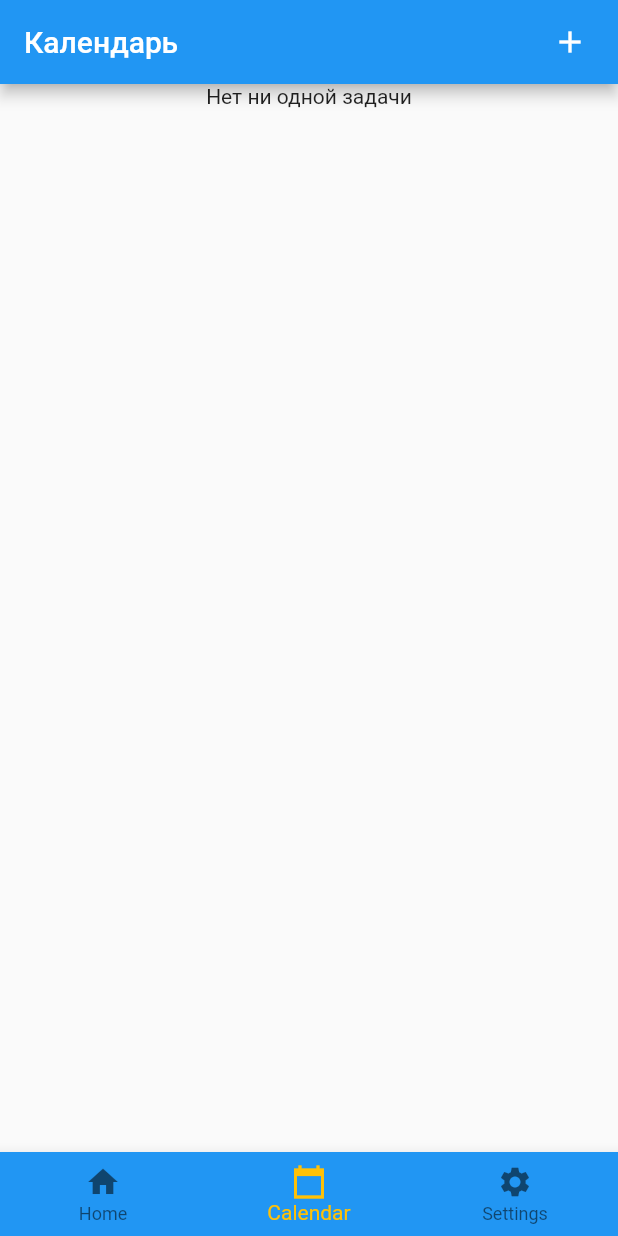
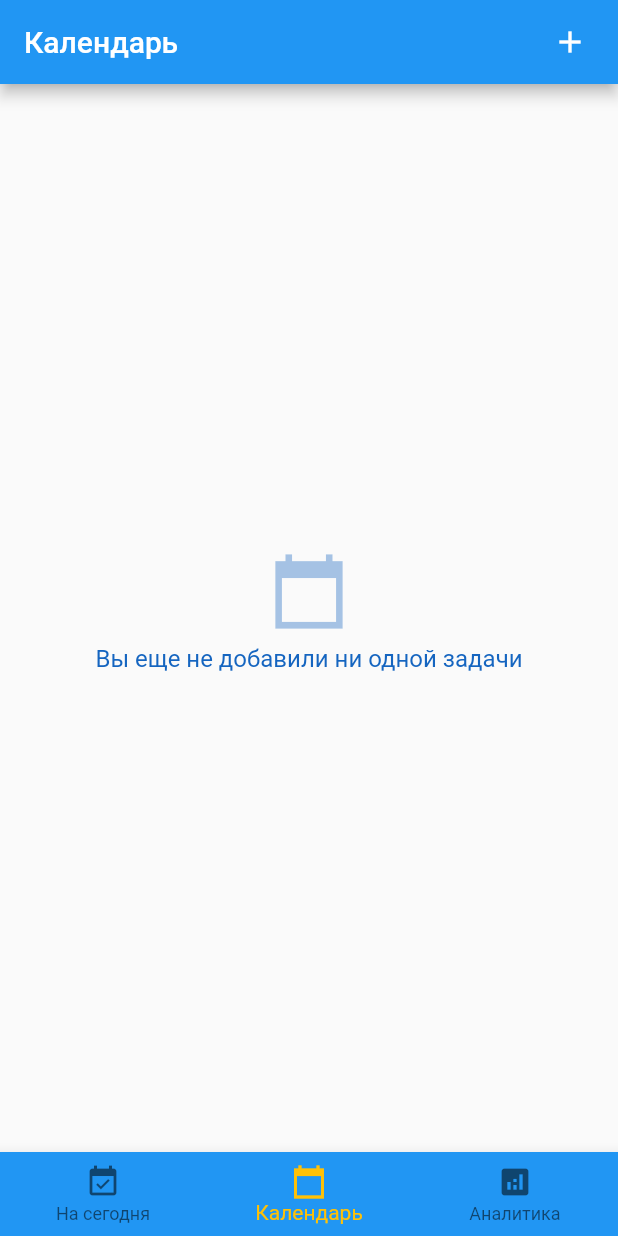
Before and after one commit to StreetHalo/to_do_list, a Flutter app: the screen it shows after launch, item 2 of the bottom bar chosen, on a phone screen of 412 x 824 dp. Run offline on Flutter 3.47's test engine with Material 2 defaults, Android fonts, the phone set to English and light mode, and no system bars; our stand-ins replace fl_chart, flutter_slidable, hive, hive_flutter, scrollable_positioned_list; missing offline and left inert: dart:ffi; accounts and stored records are empty.

Commit message:
Added analytic

```diff
--- a/lib/assets/colors.dart
+++ b/lib/assets/colors.dart
@@ -16,6 +16,12 @@ class UserColors{
 
   static const MaterialColor taskRemove = Colors.red;
 
+  static const MaterialColor taskRepeat = Colors.amber;
+
+  static const MaterialColor taskAnalyticsDone = Colors.green;
+
+  static const MaterialColor taskAnalyticRemove = Colors.amber;
+
   static const Map<String, Color> rangColors = {
       Strings.task_time_rang_h: highTaskMark,
       Strings.task_time_rang_m: middleTaskMark,
--- a/lib/assets/ghost_icons.dart
+++ b/lib/assets/ghost_icons.dart
@@ -22,4 +22,5 @@ class Ghost {
   static const String? _kFontPkg = null;
 
   static const IconData enemy_ghost = IconData(0xe800, fontFamily: _kFontFam, fontPackage: _kFontPkg);
+
 }
--- a/lib/assets/strings.dart
+++ b/lib/assets/strings.dart
@@ -27,11 +27,29 @@ class Strings{
 
   static const String not_tasks_for_today = "На сегодня нет никаких задач:(";
 
-  static const String not_tasks = "Нет ни одной задачи";
+  static const String not_tasks = "Вы еще не добавили ни одной задачи";
 
   static const String remove = "Удалить";
+
+  static const String repeat = "Повторить";
 
   static const String appbar_title_current_tasks = "Задачи на сегодня";
 
   static const String appbar_title_calendar = "Календарь";
+
+  static const String appbar_title_analytics = "Аналитика";
+
+  static const String bottomBar_title_current_day = "На сегодня";
+
+  static const String bottomBar_title_calendar = "Календарь";
+
+  static const String bottomBar_title_analytics = "Аналитика";
+
+  static const String title_canceled_tasks = "Отмененные задачи";
+
+  static const String title_done_tasks = "Выполненные задачи";
+
+  static const String dialog_repeat_task = "Повторить задачу?";
+
+
 }
--- a/lib/main.dart
+++ b/lib/main.dart
@@ -5,13 +5,18 @@ import 'package:hive_flutter/hive_flutter.dart';
 import 'package:intl/date_symbol_data_local.dart';
 import 'package:to_do_list/assets/colors.dart';
 import 'package:to_do_list/data/task.dart';
+import 'package:to_do_list/pages/analytics.dart';
 import 'package:to_do_list/pages/calendar.dart';
 import 'package:to_do_list/pages/currentTasks.dart';
+
+import 'assets/strings.dart';
 
 void main() async {
   await Hive.initFlutter();
   Hive.registerAdapter<Task>(TaskAdapter());
   await Hive.openBox<Task>('tasks');
+  await Hive.openBox<Task>('removed_tasks');
+  await Hive.openBox<Task>('finished_tasks');
   runApp(MyApp());
 }
 
@@ -40,7 +45,7 @@ class _MainWidgetState extends State<MainWidget> {
   List<Widget> _widgetOptions = [
     CurrentTasks(),
     Calendar(),
-    Text("Settings")
+    Analytics()
   ];
 
   void _onItemTapped(int index){
@@ -62,14 +67,14 @@ class _MainWidgetState extends State<MainWidget> {
       bottomNavigationBar: BottomNavigationBar(
         items: [
           BottomNavigationBarItem(
-              icon: Icon(Icons.home),
-              label: "Home"),
+              icon: Icon(Icons.event_available),
+              label: Strings.bottomBar_title_current_day),
           BottomNavigationBarItem(
               icon: Icon(Icons.calendar_today_sharp),
-              label: "Calendar"),
+              label: Strings.bottomBar_title_calendar),
           BottomNavigationBarItem(
-              icon: Icon(Icons.settings),
-              label: "Settings")
+              icon: Icon(Icons.analytics),
+              label: Strings.bottomBar_title_analytics)
         ],
         backgroundColor: UserColors.main,
         currentIndex: _selectedIndex,
--- a/lib/pages/addTaskDialog.dart
+++ b/lib/pages/addTaskDialog.dart
@@ -301,7 +301,7 @@ class AddTaskState extends State<AddTaskDialog> with Data{
           Uuid().v4(),
           widget.currentTask?.rangIndex ?? 0
       );
-      insertTask(newTask);
+      insertNewTask(newTask);
       Navigator.pop(context);
     }
 
@@ -317,9 +317,7 @@ class AddTaskState extends State<AddTaskDialog> with Data{
       log("edit");
       editTask(newTask);
       Navigator.pop(context);
-
     }
-
 }
 
 class TitleWidget extends StatelessWidget {
--- a/lib/pages/calendar.dart
+++ b/lib/pages/calendar.dart
@@ -8,6 +8,7 @@ import 'package:hive/hive.dart';
 import 'package:scrollable_positioned_list/scrollable_positioned_list.dart';
 import 'package:to_do_list/assets/colors.dart';
 import 'package:to_do_list/assets/formatter.dart';
+import 'package:to_do_list/assets/ghost_icons.dart';
 import 'package:to_do_list/assets/strings.dart';
 import 'package:to_do_list/data/task.dart';
 import 'package:to_do_list/db/data.dart';
@@ -47,13 +48,6 @@ class Calendar extends StatefulWidget{
   int _currentDayIndex = 0;
 
   @override
-  void initState() {
-    WidgetsBinding.instance?.addPostFrameCallback((timeStamp) {
-      Timer(Duration(milliseconds: 10), () => _scrollToCurrentDay(_currentDayIndex));
-    });
-  }
-
-  @override
   Widget build(BuildContext context) {
     return Scaffold(
       appBar: AppBar(
@@ -75,7 +69,10 @@ class Calendar extends StatefulWidget{
 }
 
   openTaskDialog(BuildContext context, Task? _task) {
-    showModalBottomSheet(context: context, builder: (context){
+    showModalBottomSheet(
+        isScrollControlled: true,
+        context: context,
+        builder: (context){
       return AddTaskDialog(AddTaskType.ANY_DAY);
     }).whenComplete(() =>
     {
@@ -90,9 +87,23 @@ class Calendar extends StatefulWidget{
 
   Widget getEmptyText() {
     return Center(child: Column(
+      mainAxisAlignment: MainAxisAlignment.center,
       children: [
-      //  Icon(AssetImage('drawable/enemy-ghost.svg'));
-        Text(Strings.not_tasks)
+        Icon(
+          Icons.calendar_today_sharp,
+          size: 54,
+          color: Colors.blue[800]?.withAlpha(95),
+        ),
+        Container(
+          margin: EdgeInsets.all(8),
+          child: Text(
+            Strings.not_tasks,
+            maxLines: 2,
+            style: TextStyle(
+                color: Colors.blue[800],
+                fontSize: 16
+            ),),
+        ),
       ],
     ));
   }
@@ -165,6 +176,7 @@ class Calendar extends StatefulWidget{
           flex: 2,
           onPressed: (_) {
             removeTask(_task);
+            insertRemovedTask(_task);
             setState(() {});
           },
           backgroundColor: UserColors.taskRemove,
@@ -174,7 +186,10 @@ class Calendar extends StatefulWidget{
         ),
         SlidableAction(
           flex: 2,
-          onPressed: (_) {},
+          onPressed: (_) {
+            removeTask(_task);
+            insertFinishedTask(_task);
+          },
           backgroundColor: UserColors.taskDone,
           foregroundColor: Colors.white,
           icon: Icons.done,
@@ -184,11 +199,6 @@ class Calendar extends StatefulWidget{
     ),
     child: getTaskByCard(_task),
   );
-
-  void removeTask(Task task)  {
-    var box = Hive.box<Task>('tasks');
-    box.deleteAt(box.values.toList().indexOf(task));
-  }
 
   InkWell getTaskByCard(Task _task){
     return InkWell(
--- a/pubspec.yaml
+++ b/pubspec.yaml
@@ -34,6 +34,7 @@ dependencies:
   hive_flutter: ^1.1.0
   flutter_slidable: ^1.2.0
   scrollable_positioned_list: ^0.2.3
+  fl_chart: ^0.45.0
 
 dev_dependencies:
   hive_generator: ^1.1.0
```
Also changed, not shown: lib/db/data.dart (+22 -2 lines), lib/pages/TaskList.dart (added, +163 -0 lines), lib/pages/analytics.dart (added, +181 -0 lines), lib/assets/fonts/Mushroom.ttf (added), pubspec.lock.
